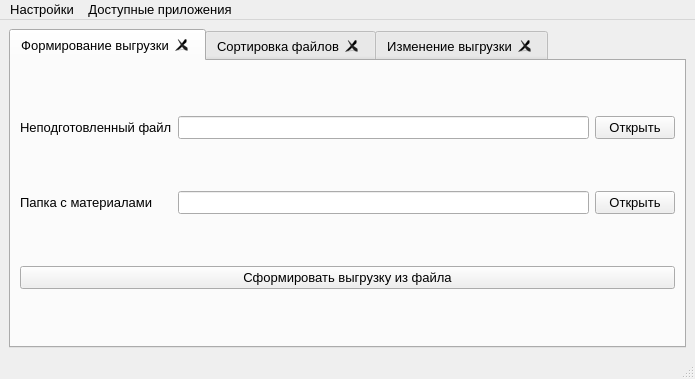
The window that designer/Main.ui (ant1cus/Project_SP) describes before a commit, drawn with Qt 5.
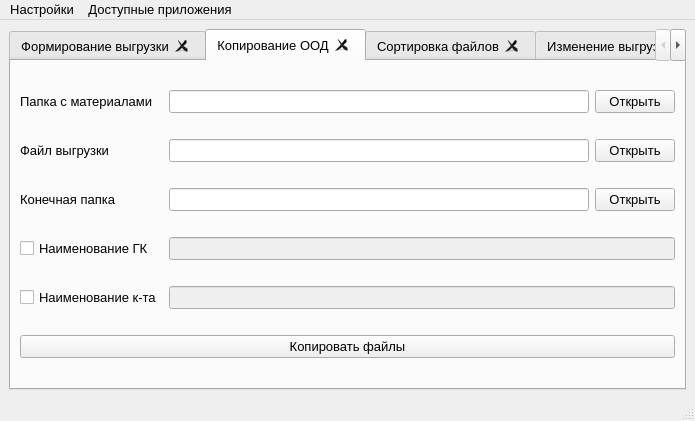
The same window after the commit.

Commit message: copy ood

The edit to the form file:
```diff
--- a/designer/Main.ui
+++ b/designer/Main.ui
@@ -7,7 +7,7 @@
     <x>0</x>
     <y>0</y>
     <width>695</width>
-    <height>379</height>
+    <height>421</height>
    </rect>
   </property>
   <property name="font">
@@ -23,7 +23,7 @@
     <item row="0" column="0">
      <widget class="QTabWidget" name="tabWidget">
       <property name="currentIndex">
-       <number>0</number>
+       <number>1</number>
       </property>
       <property name="tabsClosable">
        <bool>true</bool>
@@ -79,6 +79,99 @@
         </item>
        </layout>
       </widget>
+      <widget class="QWidget" name="copy_ood">
+       <attribute name="title">
+        <string>Копирование ООД</string>
+       </attribute>
+       <layout class="QGridLayout" name="gridLayout_5">
+        <item row="4" column="0">
+         <widget class="QCheckBox" name="checkBox_copy_ood_name_set">
+          <property name="text">
+           <string>Наименование к-та</string>
+          </property>
+         </widget>
+        </item>
+        <item row="0" column="2">
+         <widget class="QPushButton" name="pushButton_open_copy_ood_start_dir">
+          <property name="text">
+           <string>Открыть</string>
+          </property>
+         </widget>
+        </item>
+        <item row="3" column="0">
+         <widget class="QCheckBox" name="checkBox_copy_ood_name_gk">
+          <property name="text">
+           <string>Наименование ГК</string>
+          </property>
+         </widget>
+        </item>
+        <item row="0" column="0">
+         <widget class="QLabel" name="label_copy_ood_path_dir_start">
+          <property name="text">
+           <string>Папка с материалами</string>
+          </property>
+         </widget>
+        </item>
+        <item row="2" column="0">
+         <widget class="QLabel" name="label_copy_ood_path_dir_finish">
+          <property name="text">
+           <string>Конечная папка</string>
+          </property>
+         </widget>
+        </item>
+        <item row="2" column="2">
+         <widget class="QPushButton" name="pushButton_open_copy_ood_finish_dir">
+          <property name="text">
+           <string>Открыть</string>
+          </property>
+         </widget>
+        </item>
+        <item row="3" column="1" colspan="2">
+         <widget class="QLineEdit" name="lineEdit_copy_ood_name_gk">
+          <property name="enabled">
+           <bool>false</bool>
+          </property>
+         </widget>
+        </item>
+        <item row="4" column="1" colspan="2">
+         <widget class="QLineEdit" name="lineEdit_copy_ood_name_set">
+          <property name="enabled">
+           <bool>false</bool>
+          </property>
+         </widget>
+        </item>
+        <item row="0" column="1">
+         <widget class="QLineEdit" name="lineEdit_copy_ood_path_dir_start"/>
+        </item>
+        <item row="1" column="2">
+         <widget class="QPushButton" name="pushButton_open_copy_ood_upload_file">
+          <property name="text">
+           <string>Открыть</string>
+          </property>
+         </widget>
+        </item>
+        <item row="1" column="1">
+         <widget class="QLineEdit" name="lineEdit_copy_ood_path_file_upload"/>
+        </item>
+        <item row="2" column="1">
+         <widget class="QLineEdit" name="lineEdit_copy_ood_path_dir_finish"/>
+        </item>
+        <item row="1" column="0">
+         <widget class="QLabel" name="label_copy_ood_path_file_upload">
+          <property name="text">
+           <string>Файл выгрузки</string>
+          </property>
+         </widget>
+        </item>
+        <item row="5" column="0" colspan="3">
+         <widget class="QPushButton" name="pushButton_copy_ood">
+          <property name="text">
+           <string>Копировать файлы</string>
+          </property>
+         </widget>
+        </item>
+       </layout>
+      </widget>
       <widget class="QWidget" name="sorting">
        <attribute name="title">
         <string>Сортировка файлов</string>
```
Left out of the diff: 42 changed lines with no effect on the pictures. The commit also changes 10 other files.
